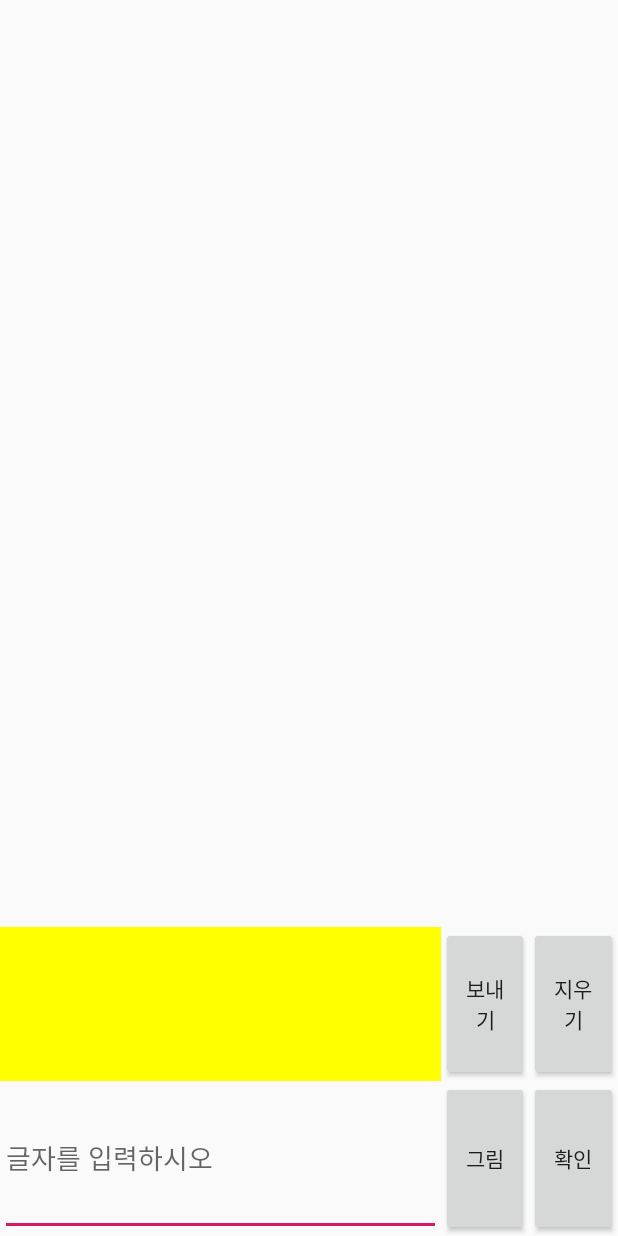
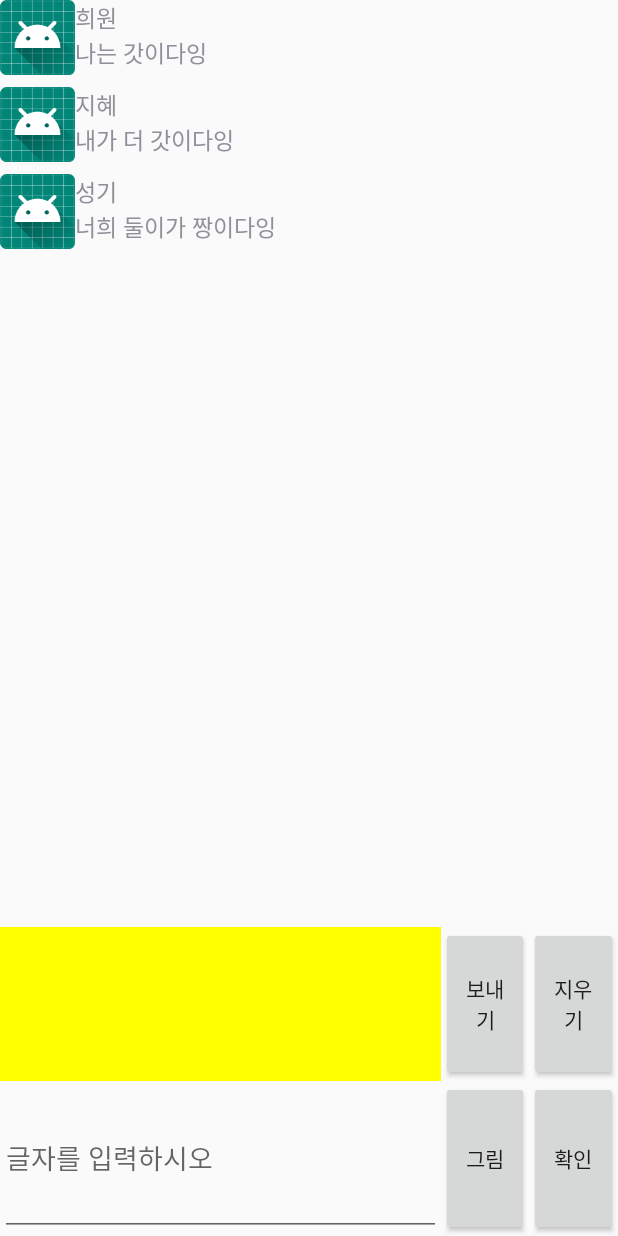
Before and after one commit to HongSeongKi/NetworkProgramming, an Android app: the Chatting screen opened directly, with no data from a screen before it, on a phone screen of 412 x 824 dp. Run offline under Robolectric (Android 15) with nearby library versions, the phone set to English and light mode, and no system bars.

Commit message:
listView 만들기

```diff
--- a/app/src/main/java/com/example/hongseonggi/chatting_client/Chatting.java
+++ b/app/src/main/java/com/example/hongseonggi/chatting_client/Chatting.java
@@ -5,8 +5,12 @@ import android.os.Handler;
 import android.support.v7.app.AppCompatActivity;
 import android.os.Bundle;
 import android.view.View;
+import android.view.ViewGroup;
+import android.widget.BaseAdapter;
 import android.widget.Button;
 import android.widget.EditText;
+import android.widget.ListView;
+import android.widget.SimpleAdapter;
 import android.widget.TextView;
 import android.widget.Toast;
 
@@ -16,6 +20,7 @@ import java.io.IOException;
 import java.io.InputStreamReader;
 import java.io.OutputStreamWriter;
 import java.net.Socket;
+import java.util.ArrayList;
 
 public class Chatting extends AppCompatActivity {
 
@@ -61,16 +66,20 @@ public class Chatting extends AppCompatActivity {
     }*/
 
     private DrawView drawing;
+     ListView listView;
+    ArrayList<String> Data ;
     Button button;
     EditText editText;
     TextView textView;
     Button paint;
     Button sendbtn;
+    ChattingAdapter adapter;
     @Override
     protected void onCreate(Bundle savedInstanceState) {
         super.onCreate(savedInstanceState);
         setContentView(R.layout.activity_chatting);
         mHandler = new Handler();
+
        /* try{
          //   setSocket(ip,port);
         }catch(IOException e1){
@@ -79,22 +88,21 @@ public class Chatting extends AppCompatActivity {
 
         printThread.start();
 
-        drawing = (DrawView)findViewById(R.id.drawingView);
-        sendbtn = (Button)findViewById(R.id.send);
-        paint = (Button)findViewById(R.id.paint);
-        button = (Button)findViewById(R.id.button);
-        editText = (EditText)findViewById(R.id.editText);
-        textView = (TextView)findViewById(R.id.textView);
+        drawing = (DrawView) findViewById(R.id.drawingView);
+        sendbtn = (Button) findViewById(R.id.send);
+        paint = (Button) findViewById(R.id.paint);
+        button = (Button) findViewById(R.id.button); //확인버튼
+        editText = (EditText) findViewById(R.id.editText);
+        listView = (ListView) findViewById(R.id.listView);
         button.setOnClickListener(new View.OnClickListener() {
             @Override
             public void onClick(View v) {
                 String str = editText.getText().toString();
                 System.out.println(str);
-                if(str ==null || str.equals(""))
-                {
-                }
-                else{
-                    textView.setText(textView.getText().toString()+"\n"+str);
+                if (str == null || str.equals("")) {
+                } else {
+                    String content = editText.getText().toString();
+                    adapter.addItem(new Useritem("성기",content));
                 }
             }
         });
@@ -109,12 +117,54 @@ public class Chatting extends AppCompatActivity {
         paint.setOnClickListener(new View.OnClickListener() {
             @Override
             public void onClick(View v) {
-                Intent intent = new Intent(getApplicationContext(),Painting.class);
+                Intent intent = new Intent(getApplicationContext(), Painting.class);
                 startActivity(intent);
             }
         });
 
+        adapter = new ChattingAdapter();
+        adapter.addItem(new Useritem("희원","나는 갓이다잉"));
+        adapter.addItem(new Useritem("지혜","내가 더 갓이다잉"));
+        adapter.addItem(new Useritem("성기","너희 둘이가 짱이다잉"));
+        listView.setAdapter(adapter);
     }
+
+    public class ChattingAdapter extends BaseAdapter {
+        ArrayList<Useritem> items = new ArrayList<Useritem>();
+
+        @Override
+        public int getCount() {
+            return items.size();
+        }
+
+        @Override
+        public Object getItem(int position) {
+            return items.get(position);
+        }
+
+        @Override
+        public long getItemId(int position) {
+            return position;
+        }
+
+        public void addItem(Useritem item) {
+            items.add(item);
+        }
+
+        @Override
+        public View getView(int position, View convertView, ViewGroup parent) {
+            UseritemView view = new UseritemView(getApplicationContext());
+            Useritem item = items.get(position);
+
+            view.setName(item.getName());
+            view.setContents(item.getContents());
+            return view;
+
+        }
+    }
+
+
+
 
     /*public void setSocket(String ip,int port) throws IOException{
         try{
--- /dev/null
+++ b/app/src/main/java/com/example/hongseonggi/chatting_client/Useritem.java
@@ -0,0 +1,27 @@
+package com.example.hongseonggi.chatting_client;
+
+public class Useritem {
+    private String name;
+    private String contents;
+
+    public Useritem(String name , String contents){
+        this.name = name;
+        this.contents = contents;
+    }
+
+    public String getName() {
+        return name;
+    }
+
+    public void setName(String name) {
+        this.name = name;
+    }
+
+    public String getContents() {
+        return contents;
+    }
+
+    public void setContents(String contents) {
+        this.contents = contents;
+    }
+}
--- /dev/null
+++ b/app/src/main/java/com/example/hongseonggi/chatting_client/UseritemView.java
@@ -0,0 +1,39 @@
+package com.example.hongseonggi.chatting_client;
+
+import android.content.Context;
+import android.util.AttributeSet;
+import android.view.LayoutInflater;
+import android.widget.LinearLayout;
+import android.widget.TextView;
+
+public class UseritemView extends LinearLayout {
+
+    private TextView name;
+    private TextView contents;
+
+    public UseritemView(Context context) {
+        super(context);
+        init(context);
+    }
+
+    public UseritemView(Context context, AttributeSet attrs) {
+        super(context, attrs);
+        init(context);
+    }
+
+    private void init(Context context){
+        LayoutInflater inflater = (LayoutInflater)context.getSystemService(Context.LAYOUT_INFLATER_SERVICE);
+        inflater.inflate(R.layout.user_item,this,true);
+        name = (TextView)findViewById(R.id.name);
+        contents = (TextView)findViewById(R.id.contents);
+    }
+
+    public void setName(String name2){
+        name.setText(name2);
+    }
+
+    public void setContents(String c){
+        contents.setText(c);
+    }
+
+}
--- a/app/src/main/res/layout/activity_chatting.xml
+++ b/app/src/main/res/layout/activity_chatting.xml
@@ -9,15 +9,14 @@
     tools:context=".Chatting">
 
 
-    <ScrollView
+
+    <ListView
+        android:id="@+id/listView"
         android:layout_width="match_parent"
-        android:layout_height="0dp"
-        android:layout_weight="12">
-        <TextView
-            android:id="@+id/textView"
-            android:layout_width="match_parent"
-            android:layout_height="match_parent" />
-    </ScrollView>
+        android:layout_height = "0dp"
+        android:layout_weight="12"
+        android:divider="@android:color/transparent"
+        android:dividerHeight="8dp" />
 
     <LinearLayout
         android:layout_width="match_parent"
--- /dev/null
+++ b/app/src/main/res/layout/user_item.xml
@@ -0,0 +1,36 @@
+<?xml version="1.0" encoding="utf-8"?>
+<LinearLayout
+    xmlns:android="http://schemas.android.com/apk/res/android"
+    android:layout_width="match_parent"
+    android:layout_height="wrap_content"
+    android:orientation="horizontal">
+
+    <ImageView
+        android:id="@+id/image"
+        android:layout_width="50dp"
+        android:layout_height="50dp"
+        android:src="@mipmap/ic_launcher"/>
+
+    <LinearLayout
+        android:layout_width="match_parent"
+        android:layout_height="wrap_content"
+        android:orientation="vertical"
+        android:weightSum="2">
+
+        <TextView
+            android:id="@+id/name"
+            android:layout_width="wrap_content"
+            android:layout_height="0dp"
+            android:layout_weight="1"
+            android:textSize="15dp" />
+
+        <TextView
+            android:id="@+id/contents"
+            android:layout_width="wrap_content"
+            android:layout_height="0dp"
+            android:layout_weight="1"
+            android:textSize="15dp"/>
+    </LinearLayout>
+
+
+</LinearLayout>
```
Also changed, not shown: app/src/main/java/com/example/hongseonggi/chatting_client/Painting.java (+0 -33 lines), 1 other file.
